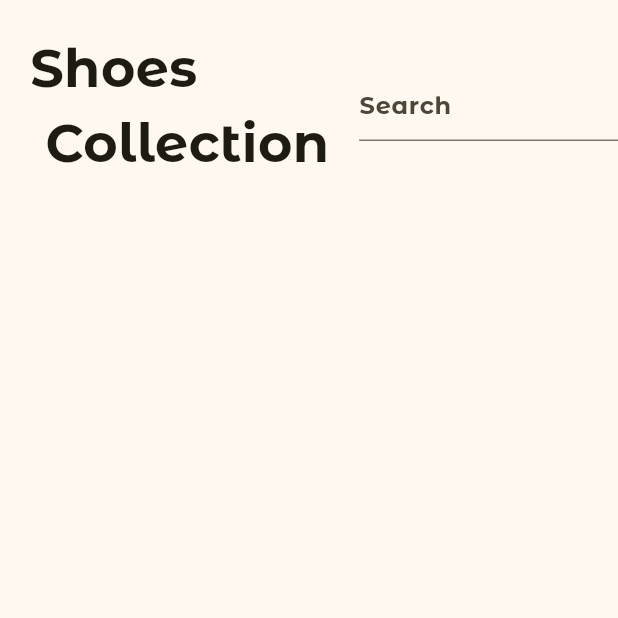
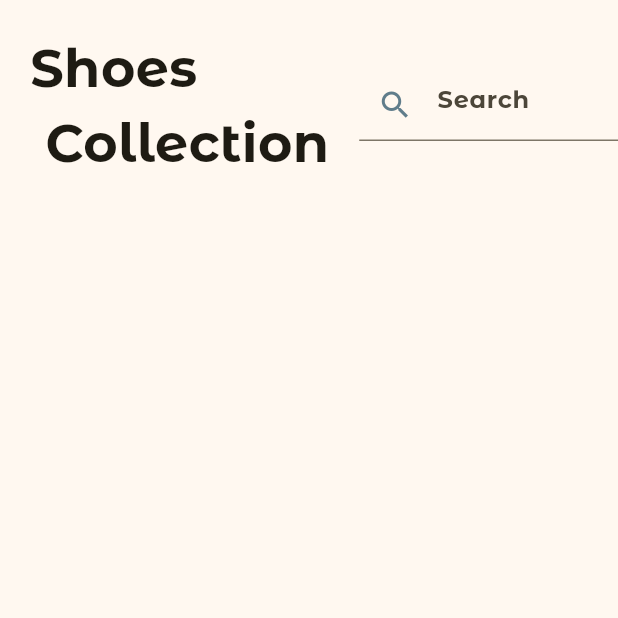
Before and after one commit to fibi123/shop_app_flutter, a Flutter app: the screen it shows after launch, on a phone screen of 412 x 824 dp, the top half of it. Run offline on Flutter 3.47's test engine with Material 3 defaults, Android fonts, the phone set to English and light mode, and no system bars.

Commit message:
modifying search bar

```diff
--- a/lib/home_page.dart
+++ b/lib/home_page.dart
@@ -23,6 +23,10 @@ class HomePage extends StatelessWidget {
                   child: TextField(
                     decoration: InputDecoration(
                         hintText: 'Search',
+                        prefixIcon: Icon(
+                            Icons.search,
+                            color: Colors.blueGrey,
+                        )
                     )
                   )
               ),
--- a/lib/main.dart
+++ b/lib/main.dart
@@ -22,6 +22,7 @@ class MyApp extends StatelessWidget {
             fontWeight: FontWeight.bold,
             fontSize: 16,
           ),
+          prefixIconColor: Color.fromRGBO(119,119,119,1),
         ),
       ),
       home: const HomePage() ,
```
